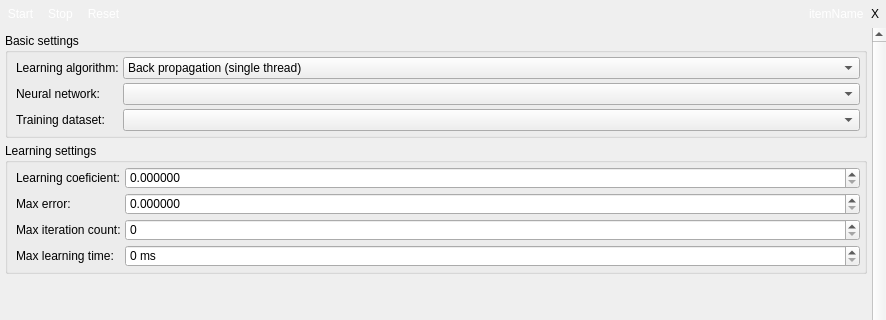
Old version of the form ApplicationUi/LearningWidget.ui in the repository kacerpetr/NNCreator; both pictures show x 0 to 886 and y 0 to 320 of the 886 by 706 pixel window.
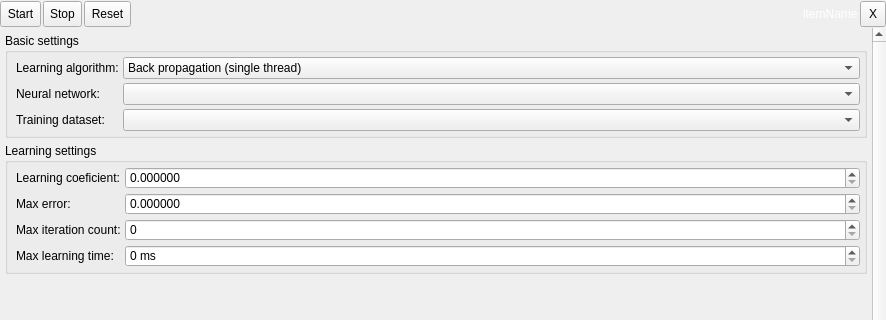
New version of the form. Icons and pictures are not drawn.

Commit message: Look of tool buttons improved

```diff
--- a/ApplicationUi/LearningWidget.ui
+++ b/ApplicationUi/LearningWidget.ui
@@ -19,6 +19,9 @@
   <property name="windowTitle">
    <string>Form</string>
   </property>
+  <property name="styleSheet">
+   <string notr="true"/>
+  </property>
   <layout class="QVBoxLayout" name="verticalLayout_9">
    <property name="spacing">
     <number>0</number>
@@ -59,7 +62,7 @@
      </property>
      <layout class="QHBoxLayout" name="horizontalLayout">
       <property name="spacing">
-       <number>0</number>
+       <number>2</number>
       </property>
       <property name="leftMargin">
        <number>0</number>
@@ -75,12 +78,21 @@
       </property>
       <item>
        <widget class="QToolButton" name="startBtn">
+        <property name="minimumSize">
+         <size>
+          <width>0</width>
+          <height>26</height>
+         </size>
+        </property>
+        <property name="maximumSize">
+         <size>
+          <width>16777215</width>
+          <height>26</height>
+         </size>
+        </property>
         <property name="toolTip">
          <string>Starts learning of selected network with selected dataset.</string>
         </property>
-        <property name="styleSheet">
-         <string notr="true">color: white;</string>
-        </property>
         <property name="text">
          <string>Start</string>
         </property>
@@ -97,19 +109,25 @@
         <property name="toolButtonStyle">
          <enum>Qt::ToolButtonTextBesideIcon</enum>
         </property>
-        <property name="autoRaise">
-         <bool>true</bool>
-        </property>
        </widget>
       </item>
       <item>
        <widget class="QToolButton" name="stopBtn">
+        <property name="minimumSize">
+         <size>
+          <width>0</width>
+          <height>26</height>
+         </size>
+        </property>
+        <property name="maximumSize">
+         <size>
+          <width>16777215</width>
+          <height>26</height>
+         </size>
+        </property>
         <property name="toolTip">
          <string>Stops learning.</string>
         </property>
-        <property name="styleSheet">
-         <string notr="true">color: white;</string>
-        </property>
         <property name="text">
          <string>Stop</string>
         </property>
@@ -126,19 +144,25 @@
         <property name="toolButtonStyle">
          <enum>Qt::ToolButtonTextBesideIcon</enum>
         </property>
-        <property name="autoRaise">
-         <bool>true</bool>
-        </property>
        </widget>
       </item>
       <item>
        <widget class="QToolButton" name="resetButton">
+        <property name="minimumSize">
+         <size>
+          <width>0</width>
+          <height>26</height>
+         </size>
+        </property>
+        <property name="maximumSize">
+         <size>
+          <width>16777215</width>
+          <height>26</height>
+         </size>
+        </property>
         <property name="toolTip">
          <string>Resets neural network by randomizing weights bias and slopes and clears learning plot.</string>
         </property>
-        <property name="styleSheet">
-         <string notr="true">color: white;</string>
-        </property>
         <property name="text">
          <string>Reset</string>
         </property>
@@ -156,7 +180,7 @@
          <enum>Qt::ToolButtonTextBesideIcon</enum>
         </property>
         <property name="autoRaise">
-         <bool>true</bool>
+         <bool>false</bool>
         </property>
        </widget>
       </item>
@@ -227,8 +251,14 @@
        <widget class="QToolButton" name="closeButton">
         <property name="minimumSize">
          <size>
-          <width>0</width>
-          <height>28</height>
+          <width>26</width>
+          <height>26</height>
+         </size>
+        </property>
+        <property name="maximumSize">
+         <size>
+          <width>26</width>
+          <height>26</height>
          </size>
         </property>
         <property name="toolTip">
@@ -247,9 +277,6 @@
           <height>22</height>
          </size>
         </property>
-        <property name="autoRaise">
-         <bool>true</bool>
-        </property>
        </widget>
       </item>
      </layout>
```
The commit also changes 7 other files.
